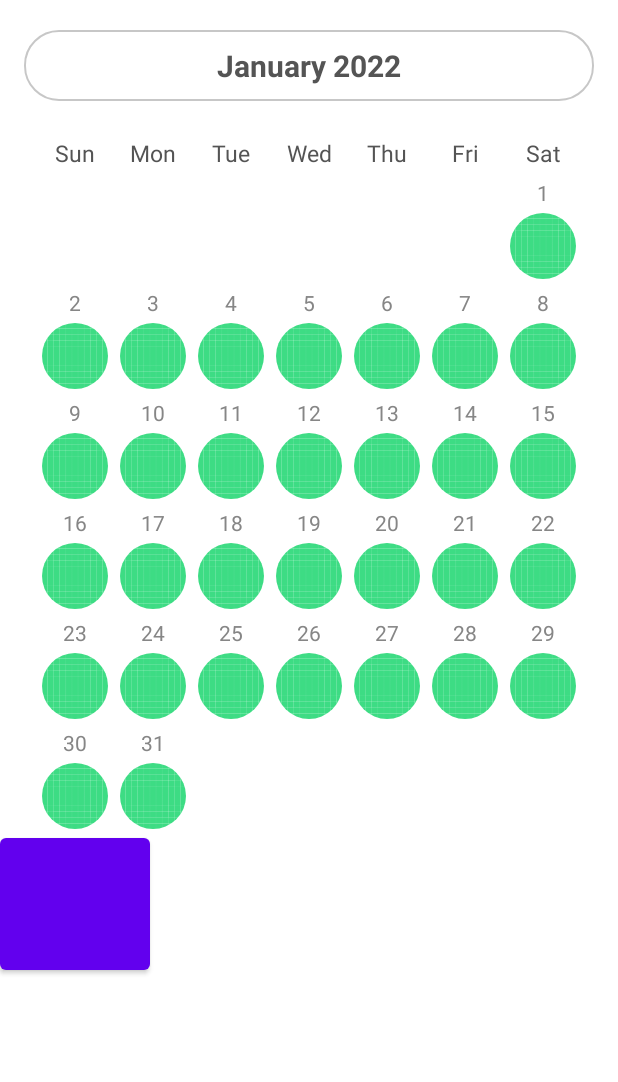
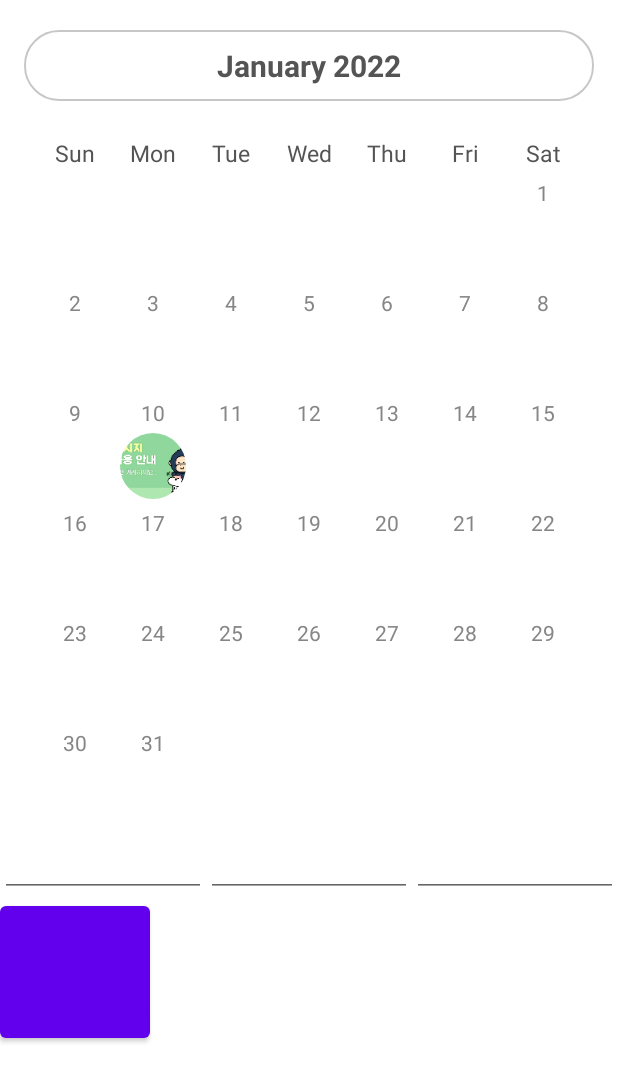
Before and after one commit to jongmin1217/android-image-calendar, an Android app built with Jetpack Compose: the screen it shows after launch (SampleCalendarActivity), after a tap on "10", on a phone screen of 412 x 824 dp. Shown: the top 1082 px of the screen. Run offline under Robolectric (Android 15) with nearby library versions, the phone set to English and light mode, and no system bars; our stand-ins replace CircleImageView, Room's generated code, RxJava, data binding; libraries missing offline, so code that uses them is left out: com.esafirm.imagepicker; 1 statement that could not run was skipped.

Commit message:
error image

```diff
--- a/app/build.gradle
+++ b/app/build.gradle
@@ -81,5 +81,8 @@ dependencies {
 
     implementation 'com.jakewharton.timber:timber:4.7.1'
 
+
+    implementation 'com.github.esafirm.android-image-picker:imagepicker:2.4.5'
+
     implementation(project(':imageCalendar'))
 }
--- a/app/src/main/AndroidManifest.xml
+++ b/app/src/main/AndroidManifest.xml
@@ -3,6 +3,7 @@
     package="com.bellminp.samplelibrary">
 
     <uses-permission android:name="android.permission.INTERNET" />
+    <uses-permission android:name="android.permission.READ_EXTERNAL_STORAGE" />
 
     <application
         android:allowBackup="true"
--- a/app/src/main/java/com/bellminp/samplelibrary/SampleCalendarActivity.kt
+++ b/app/src/main/java/com/bellminp/samplelibrary/SampleCalendarActivity.kt
@@ -1,9 +1,11 @@
 package com.bellminp.samplelibrary
 
+import android.app.Activity
 import androidx.appcompat.app.AppCompatActivity
 import android.os.Bundle
 import android.util.Log
 import android.widget.Button
+import androidx.activity.result.contract.ActivityResultContracts
 import androidx.activity.viewModels
 import androidx.databinding.DataBindingUtil
 import com.bellminp.imagecalendar.database.ImageCalendar
@@ -12,10 +14,22 @@ import com.bellminp.imagecalendar.model.CalendarData
 import com.bellminp.imagecalendar.model.RoomCalendarData
 import com.bellminp.imagecalendar.view.ImageCalendarView
 import com.bellminp.samplelibrary.databinding.ActivitySampleCalendarBinding
+import com.esafirm.imagepicker.features.ImagePicker
 
 class SampleCalendarActivity : AppCompatActivity() {
     private val viewModel : SampleCalendarViewModel by viewModels()
     lateinit var binding: ActivitySampleCalendarBinding
+
+    private val galleryLauncher = registerForActivityResult(ActivityResultContracts.StartActivityForResult()) { result ->
+        if (result.resultCode == Activity.RESULT_OK) {
+            val image = ImagePicker.getImages(result.data)
+            ImageCalendar(this).addCalendar(
+                binding.test1.text.toString().toInt(),binding.test2.text.toString().toInt(),binding.test3.text.toString().toInt(),
+                "main",
+                image[0].uri
+            )
+        }
+    }
 
     override fun onCreate(savedInstanceState: Bundle?) {
         super.onCreate(savedInstanceState)
@@ -26,17 +40,29 @@ class SampleCalendarActivity : AppCompatActivity() {
         binding.vm = viewModel
 
         binding.btn.setOnClickListener {
-            for(i in 0..12){
-                ImageCalendar(this).deleteCalendar(i.toLong())
+            if(binding.test1.text.isNotEmpty() && binding.test2.text.isNotEmpty() && binding.test3.text.isNotEmpty()){
+                galleryLauncher.launch(
+                    ImagePicker.create(this@SampleCalendarActivity).single().showCamera(false).folderMode(true)
+                        .getIntent(this@SampleCalendarActivity)
+                )
             }
         }
 
-        binding.imageCalendarView.setOnChangeMonthListener { year, month ->
-            Log.d("timber","$year $month")
+        binding.imageCalendarView.setOnChangeMonthListener{ year,month->
+
         }
 
         binding.imageCalendarView.setOnCalendarClickListener {
-            Log.d("timber","$it")
+            if(it.image == null){
+                ImageCalendar(this).addCalendar(
+                    it.year,it.month,it.day,
+                    "main",
+                    R.drawable.img_notice_message
+                )
+            }else{
+                ImageCalendar(this).deleteCalendar("main",it.year,it.month,it.day)
+            }
+
         }
 
     }
--- a/app/src/main/res/layout/activity_sample_calendar.xml
+++ b/app/src/main/res/layout/activity_sample_calendar.xml
@@ -20,15 +20,44 @@
             app:layout_constraintTop_toTopOf="parent"
             app:language="uk"
             app:circleImage="true"
-            app:defaultImageResource="@drawable/ic_launcher_background"
+            />
+
+        <EditText
+            android:id="@+id/test_1"
+            android:layout_width="0dp"
+            android:layout_height="wrap_content"
+            app:layout_constraintTop_toBottomOf="@id/image_calendar_view"
+            app:layout_constraintStart_toStartOf="parent"
+            app:layout_constraintEnd_toStartOf="@id/test_2"
+            />
+
+        <EditText
+            android:id="@+id/test_2"
+            android:layout_width="0dp"
+            android:layout_height="wrap_content"
+            app:layout_constraintTop_toBottomOf="@id/image_calendar_view"
+            app:layout_constraintStart_toEndOf="@id/test_1"
+            app:layout_constraintEnd_toStartOf="@id/test_3"
+            android:inputType="number"
+            />
+
+        <EditText
+            android:id="@+id/test_3"
+            android:layout_width="0dp"
+            android:layout_height="wrap_content"
+            app:layout_constraintTop_toBottomOf="@id/image_calendar_view"
+            app:layout_constraintEnd_toEndOf="parent"
+            app:layout_constraintStart_toEndOf="@id/test_2"
+            android:inputType="number"
             />
 
         <Button
             android:id="@+id/btn"
             android:layout_width="100dp"
             android:layout_height="100dp"
-            app:layout_constraintTop_toBottomOf="@id/image_calendar_view"
+            app:layout_constraintTop_toBottomOf="@id/test_3"
             app:layout_constraintStart_toStartOf="parent"
+            android:inputType="number"
             />
 
 
--- a/imageCalendar/src/main/java/com/bellminp/imagecalendar/adapter/CalendarAdapter.kt
+++ b/imageCalendar/src/main/java/com/bellminp/imagecalendar/adapter/CalendarAdapter.kt
@@ -1,6 +1,7 @@
 package com.bellminp.imagecalendar.adapter
 
 import android.annotation.SuppressLint
+import android.util.Log
 import android.view.LayoutInflater
 import android.view.ViewGroup
 import androidx.compose.ui.graphics.Color
@@ -15,6 +16,7 @@ class CalendarAdapter(private val listener : CalendarListener) : RecyclerView.Ad
     var items = ArrayList<CalendarData>()
         set(value){
             field = value
+            Log.d("timber","$value")
             notifyDataSetChanged()
         }
 
--- a/imageCalendar/src/main/java/com/bellminp/imagecalendar/database/ImageCalendar.kt
+++ b/imageCalendar/src/main/java/com/bellminp/imagecalendar/database/ImageCalendar.kt
@@ -12,29 +12,20 @@ import io.reactivex.disposables.Disposable
 import io.reactivex.schedulers.Schedulers
 import kotlin.coroutines.coroutineContext
 
-class ImageCalendar(context : Context) {
-    companion object{
-        @SuppressLint("StaticFieldLeak")
-        lateinit var mInstance: ImageCalendar
-        fun get(): ImageCalendar {
-            return mInstance
-        }
-    }
-
+class ImageCalendar(private val context: Context) {
     private val compositeDisposable = CompositeDisposable()
-
     private var database: AppDatabase = AppDatabase.getInstance(context)
 
     private fun addDisposable(disposable: Disposable) {
         compositeDisposable.add(disposable)
     }
 
-    fun deleteCalendar(id : Long){
-        addDisposable(database.roomCalendarDataDao().delete(id)
+    fun deleteCalendar(tag: String, year: Int,month: Int,day: Int){
+        addDisposable(database.roomCalendarDataDao().delete(tag, year, month, day)
             .subscribeOn(Schedulers.io())
             .observeOn(AndroidSchedulers.mainThread())
             .subscribe({
-
+                Log.d("timber","delete ok")
             }) {
                 Log.d("timber","delete error $it")
             })
@@ -49,7 +40,17 @@ class ImageCalendar(context : Context) {
             day,
             tag,
             Utils.getUnixTime(),
-            if(image is String) image else null,
+            when(image){
+                is String -> image
+                is Uri -> image.toString()
+                is Int -> {
+                    val iconName = context.resources.getResourceEntryName(image)
+                    val resId = context.resources.getIdentifier(iconName,"drawable",context.packageName)
+                    Log.d("timber","$resId")
+                    resId.toString()
+                }
+                else -> null
+            },
             textColor
         )
 
@@ -58,7 +59,7 @@ class ImageCalendar(context : Context) {
             .subscribeOn(Schedulers.io())
             .observeOn(AndroidSchedulers.mainThread())
             .subscribe({
-
+                Log.d("timber","insert ok")
             }) {
                 Log.d("timber","insert error $it")
             })
--- a/imageCalendar/src/main/java/com/bellminp/imagecalendar/database/RoomCalendarDataDao.kt
+++ b/imageCalendar/src/main/java/com/bellminp/imagecalendar/database/RoomCalendarDataDao.kt
@@ -24,6 +24,6 @@ interface RoomCalendarDataDao {
     @Update
     fun updateCalendar(roomCalendarData: RoomCalendarData) : Completable
 
-    @Query("DELETE FROM bm_calendar WHERE id = :id" )
-    fun delete(id : Long) : Completable
+    @Query("DELETE FROM bm_calendar WHERE tag = :tag AND year = :year AND month = :month AND day = :day" )
+    fun delete(tag: String, year: Int,month: Int,day: Int) : Completable
 }
--- a/imageCalendar/src/main/java/com/bellminp/imagecalendar/model/CalendarData.kt
+++ b/imageCalendar/src/main/java/com/bellminp/imagecalendar/model/CalendarData.kt
@@ -5,8 +5,13 @@ data class CalendarData(
     val visible : Boolean = false,
     val year : Int = 0,
     val month : Int = 0,
-    val day : Int? = null,
+    val day : Int = 0,
     val image : Any? = null,
     val imageVisible : Boolean = false,
     val circleImage : Boolean = false
-)
+){
+    fun dayText() : String?{
+        return if(day == 0) null
+        else day.toString()
+    }
+}
--- a/imageCalendar/src/main/java/com/bellminp/imagecalendar/utils/BindingAdapter.kt
+++ b/imageCalendar/src/main/java/com/bellminp/imagecalendar/utils/BindingAdapter.kt
@@ -1,5 +1,6 @@
 package com.bellminp.imagecalendar.utils
 
+import android.annotation.SuppressLint
 import android.net.Uri
 import android.util.Log
 import android.widget.ImageView
@@ -55,8 +56,20 @@ object BindingAdapter {
     @JvmStatic
     fun setImage(imageView: ImageView, url: Any?) {
         url?.let {
+            val imageUrl = when(it){
+                is String -> {
+                    val isNumeric = Utils.chkNum(it)
+                    if(isNumeric) it.toInt()
+                    else it
+                }
+                is Int -> {
+                    it
+                }
+                else -> return
+            }
+
             Glide.with(imageView)
-                .load(it)
+                .load(imageUrl)
                 .into(imageView)
         }
     }
--- a/imageCalendar/src/main/java/com/bellminp/imagecalendar/utils/Utils.kt
+++ b/imageCalendar/src/main/java/com/bellminp/imagecalendar/utils/Utils.kt
@@ -57,5 +57,17 @@ class Utils {
         fun ableDate(year: Int,month: Int) : Boolean{
             return year in 1900..2100 && month in 1..12
         }
+
+        fun chkNum(str: String) : Boolean {
+            var temp: Char
+            var result = true
+            for (i in str.indices) {
+                temp = str.elementAt(i)
+                if (temp.code < 48 || temp.code > 57) {
+                    result = false }
+            }
+            return result
+        }
+
     }
 }
--- a/imageCalendar/src/main/java/com/bellminp/imagecalendar/view/ImageCalendarViewModel.kt
+++ b/imageCalendar/src/main/java/com/bellminp/imagecalendar/view/ImageCalendarViewModel.kt
@@ -95,6 +95,7 @@ class ImageCalendarViewModel(private val database: AppDatabase) : ViewModel() {
     }
 
     private fun setCalendarItems(list : List<RoomCalendarData>){
+        Log.d("timber","$list")
 
         title.value = if (language == "kr"){
             String.format("%d년 %d월", searchYear, searchMonth)
--- a/imageCalendar/src/main/res/layout/item_calendar.xml
+++ b/imageCalendar/src/main/res/layout/item_calendar.xml
@@ -21,7 +21,7 @@
             android:layout_width="wrap_content"
             android:layout_height="wrap_content"
             android:layout_marginTop="6dp"
-            android:text="@{model.day.toString()}"
+            android:text="@{model.dayText()}"
             android:textColor="@color/gray_7"
             android:textSize="@dimen/dp_14"
             app:layout_constraintEnd_toEndOf="parent"
```
Also changed, not shown: app/src/main/res/drawable-v24/img_notice_message.png (added).
